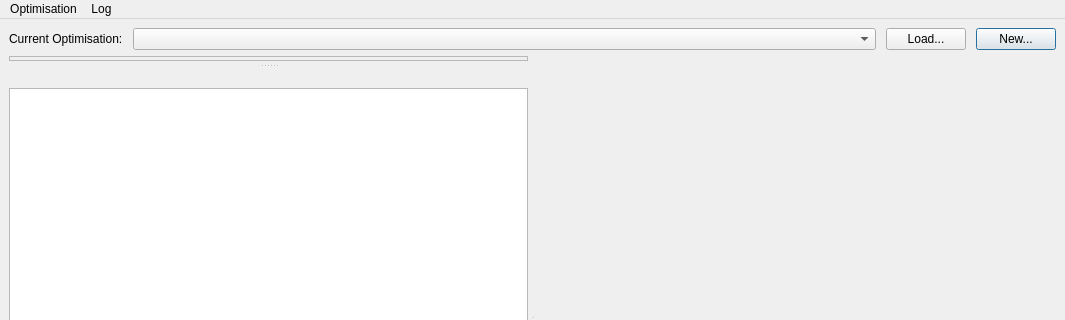
First picture: the form in Gui/MainWindow.ui, repository DrBenEvans/AerOptGUI, before the edit; both pictures show x 0 to 1065 and y 0 to 320 of the 1065 by 600 pixel window.
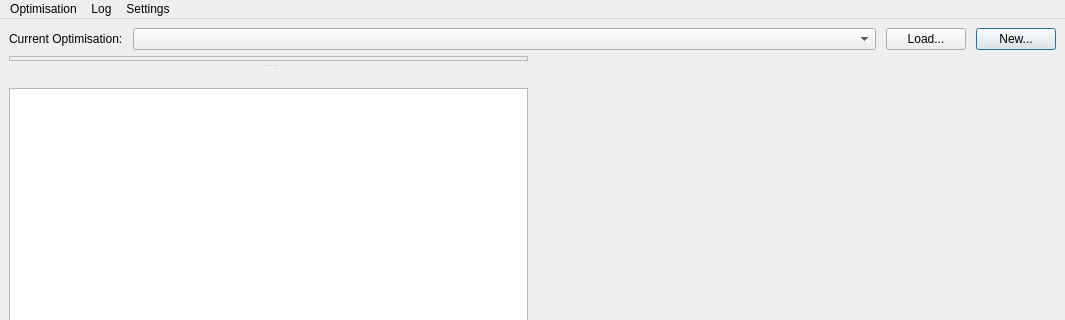
Second picture: the form after the edit. Icons and pictures are not drawn. Custom widgets are drawn as their Qt base class.

Commit message: view configuration dialog (icon sizes etc)

What changed in the file:
```diff
--- a/Gui/MainWindow.ui
+++ b/Gui/MainWindow.ui
@@ -382,8 +382,15 @@
     </property>
     <addaction name="actionShowLog"/>
    </widget>
+   <widget class="QMenu" name="menuSettings">
+    <property name="title">
+     <string>Settings</string>
+    </property>
+    <addaction name="actionVisualSettings"/>
+   </widget>
    <addaction name="menuOptimisations"/>
    <addaction name="menuLog"/>
+   <addaction name="menuSettings"/>
   </widget>
   <action name="actionNewOptimisation">
    <property name="text">
```
Left out of the diff: 8 changed lines with no effect on the pictures. The commit also changes 7 other files.
